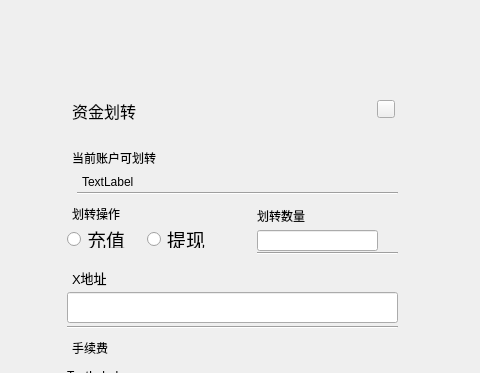
First picture: the form in capitalTransferPage/CapitalTransferPage.ui, repository HcashOrg/hx-indicator, before the edit; both pictures show x 163 to 643 and y 0 to 373 of the 770 by 530 pixel window.
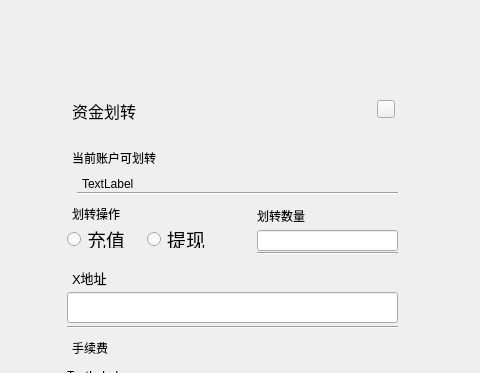
Second picture: the form after the edit.

Commit message: capital confirm

What changed in the file:
```diff
--- a/capitalTransferPage/CapitalTransferPage.ui
+++ b/capitalTransferPage/CapitalTransferPage.ui
@@ -49,8 +49,8 @@
     <rect>
      <x>245</x>
      <y>176</y>
-     <width>54</width>
-     <height>12</height>
+     <width>251</width>
+     <height>16</height>
     </rect>
    </property>
    <property name="text">
@@ -199,7 +199,7 @@
     <rect>
      <x>420</x>
      <y>230</y>
-     <width>121</width>
+     <width>141</width>
      <height>21</height>
     </rect>
    </property>
```
The commit also changes 6 other files.
